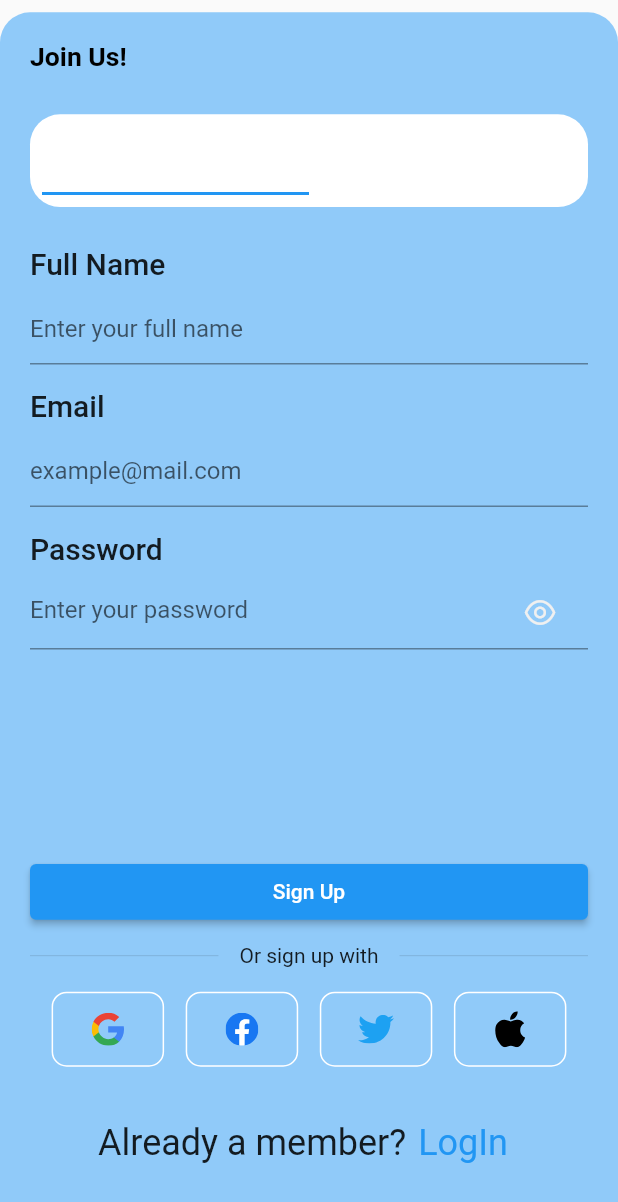
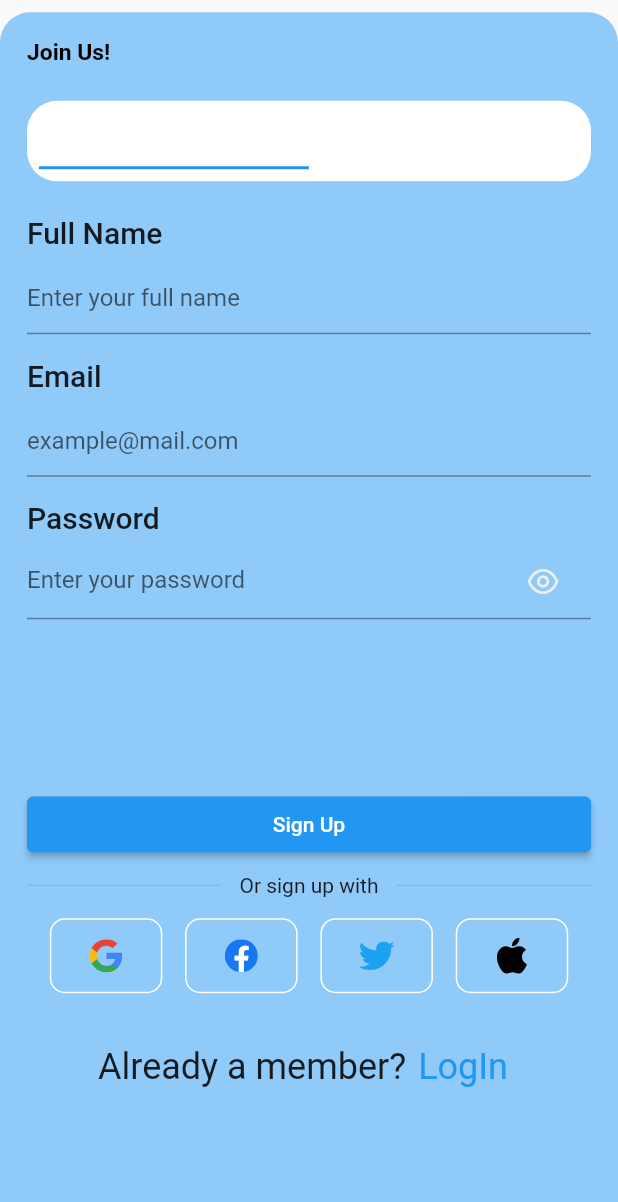
Before and after one commit to FlutterPlaza/FinFlow, a Flutter app: the SignUnPage widget shown alone on an empty page, opened directly, on a phone screen of 412 x 824 dp. Shown: the top 1202 px of the screen. Run offline on Flutter 3.47's test engine with Material 2 defaults, Android fonts, the phone set to English and light mode, and no system bars; our stand-ins replace bloc, flutter_bloc, flutter_svg; generated files the repository leaves out were written again.

```diff
--- a/lib/sign_up/signup_page.dart
+++ b/lib/sign_up/signup_page.dart
@@ -4,7 +4,6 @@ import 'package:fpb/assets/fpb_icons/fpb_icons_icons.dart';
 import 'package:fpb/assets/fpb_svg.dart';
 import 'package:fpb/core/shared/presentation/theming/colors.dart';
 import 'package:fpb/sign_in/view/sign_in_page.dart';
-
 
 class SignUnPage extends StatefulWidget {
   const SignUnPage({super.key});
@@ -43,7 +42,7 @@ class _SignUnPageState extends State<SignUnPage>
           alignment: Alignment.bottomCenter,
           child: Container(
             height: size.height * .99,
-            padding: const EdgeInsets.all(20),
+            padding: const EdgeInsets.all(18),
             decoration: BoxDecoration(
               color: Theme.of(context).backgroundColor,
               borderRadius: const BorderRadius.only(
@@ -60,14 +59,15 @@ class _SignUnPageState extends State<SignUnPage>
                   style: Theme.of(context).textTheme.displaySmall?.copyWith(
                         color: AppColors.secondaryColorW,
                         fontWeight: FontWeight.bold,
-                            fontSize: size.width * 0.043,
-                          ),),
+                        fontSize: size.width * 0.037,
+                      ),
+                ),
                 const SizedBox(
-                  height: 19,
+                  height: 15,
                 ),
                 Container(
                   margin: const EdgeInsets.symmetric(vertical: 8),
-                  height: size.height * 0.075,
+                  height: size.height * 0.065,
                   decoration: BoxDecoration(
                     color: Theme.of(context).cardColor,
                     borderRadius: BorderRadius.circular(20),
@@ -100,18 +100,18 @@ class _SignUnPageState extends State<SignUnPage>
                   ),
                 ),
                 const SizedBox(
-                  height: 18,
+                  height: 15,
                 ),
                 Flexible(
                   child: Form(
                     child: SizedBox(
-                      height: size.height * 0.50,
+                      height: size.height * 0.47,
                       child: TabBarView(
                         physics: const BouncingScrollPhysics(),
                         controller: tabController,
                         children: [
-
-                          Column(
+                          Container(
+                            child: Column(
                               crossAxisAlignment: CrossAxisAlignment.end,
                               mainAxisSize: MainAxisSize.min,
                               children: const [
@@ -131,6 +131,7 @@ class _SignUnPageState extends State<SignUnPage>
                                 ),
                               ],
                             ),
+                          ),
                           Container(),
                           // Column(
                           //   children: [
@@ -149,13 +150,13 @@ class _SignUnPageState extends State<SignUnPage>
                 ),
                 FpbButton(label: 'Sign Up', onTap: () {}),
                 Padding(
-                  padding: const EdgeInsets.symmetric(vertical: 16),
+                  padding: const EdgeInsets.symmetric(vertical: 14),
                   child: Row(
                     mainAxisAlignment: MainAxisAlignment.spaceEvenly,
                     children: const [
                       Expanded(child: Divider()),
                       Padding(
-                        padding: EdgeInsets.symmetric(horizontal: 14),
+                        padding: EdgeInsets.symmetric(horizontal: 12),
                         child: Text('Or sign up with'),
                       ),
                       Expanded(child: Divider())
@@ -172,7 +173,7 @@ class _SignUnPageState extends State<SignUnPage>
                   ],
                 ),
                 Padding(
-                  padding: const EdgeInsets.only(top: 27, bottom: 10),
+                  padding: const EdgeInsets.only(top: 25, bottom: 8),
                   child: Row(
                     mainAxisAlignment: MainAxisAlignment.center,
                     children: [
```
Lines whose indentation alone changed are shown as unchanged.
